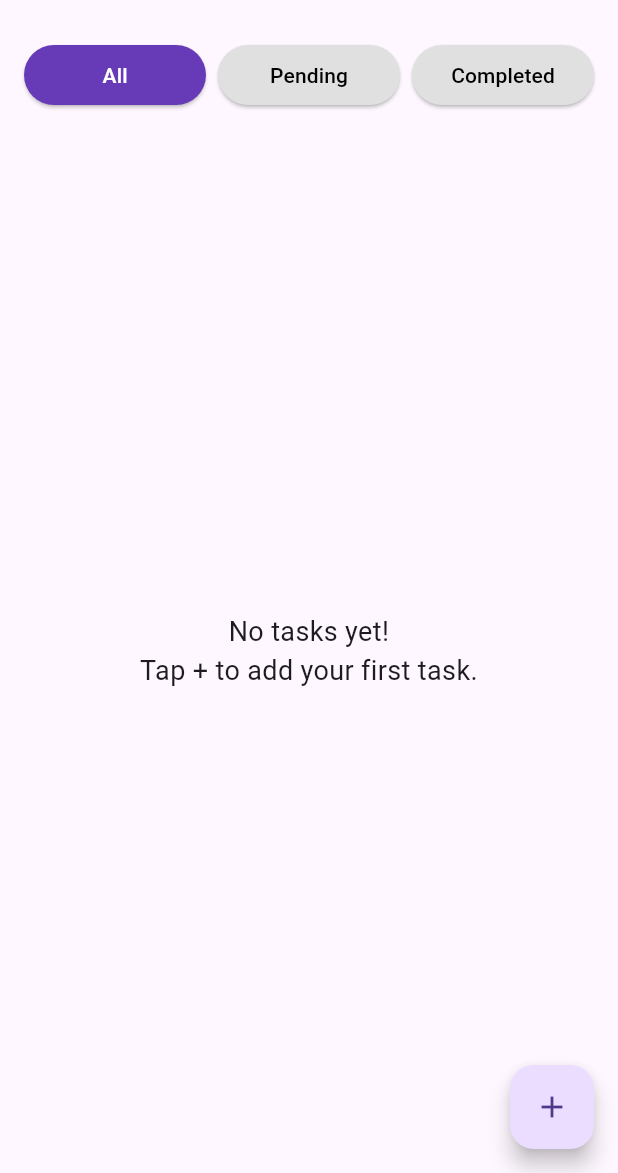
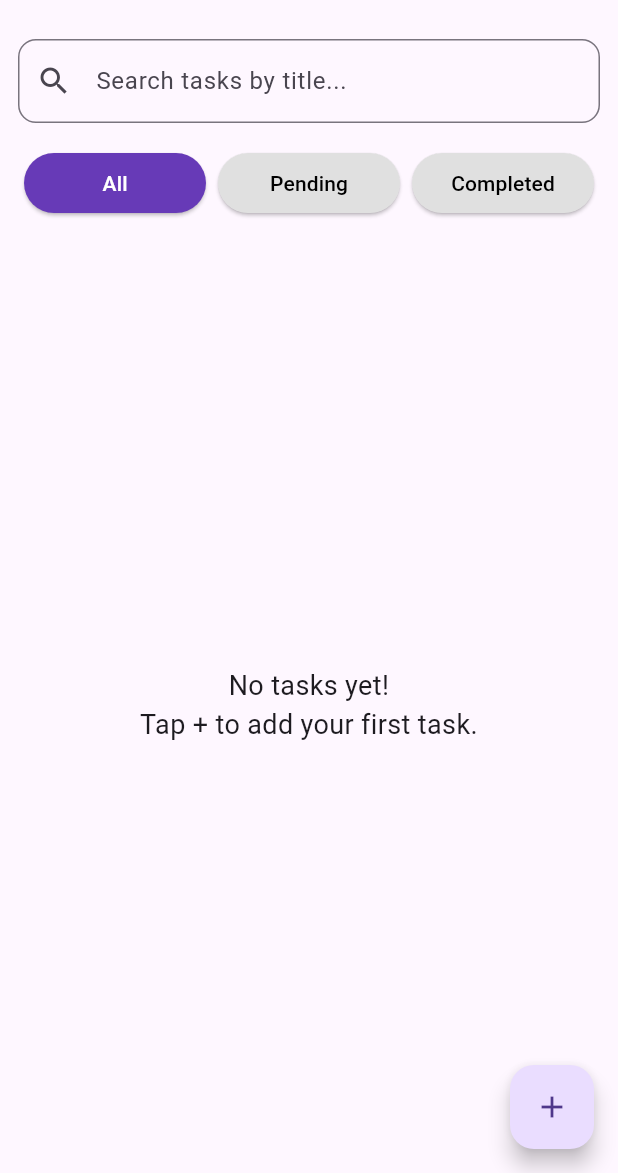
Before and after one commit to mayanksongade-byte/task-manager-app, a Flutter app: the screen it shows after launch, on a phone screen of 412 x 824 dp, the part 63-1236 px from its top. Run offline on Flutter 3.47's test engine with Material 3 defaults, Android fonts, the phone set to English and light mode, and no system bars; our stand-ins replace get, sqflite; accounts and stored records are empty.

Commit message:
feat: implement task title search with combined filters

```diff
--- a/lib/controllers/task_controller.dart
+++ b/lib/controllers/task_controller.dart
@@ -58,23 +58,36 @@ class TaskController extends GetxController {
   // Stores the currently selected filter.
   var selectedFilter = 'All'.obs;
 
-  // Returns tasks according to the selected filter.
+  // Stores the text entered in the search box.
+  var searchQuery = ''.obs;
+
+  // Returns tasks based on the selected filter and search text.
   List<TaskModel> get filteredTasks {
-    // Show every task.
-    if (selectedFilter.value == 'All') {
-      return tasks;
+
+    // Start with all tasks.
+    List<TaskModel> result = tasks;
+
+    // If Pending is selected, keep only pending tasks.
+    if (selectedFilter.value == 'Pending') {
+      result = result.where((task) => !task.isCompleted).toList();
     }
 
-    // Show only pending tasks.
-    if (selectedFilter.value == 'Pending') {
-      return tasks.where((task) => !task.isCompleted).toList();
+    // If Completed is selected, keep only completed tasks.
+    else if (selectedFilter.value == 'Completed') {
+      result = result.where((task) => task.isCompleted).toList();
     }
 
-    // Show only completed tasks.
-    if (selectedFilter.value == 'Completed') {
-      return tasks.where((task) => task.isCompleted).toList();
+    // Get the search text and convert it to lowercase.
+    final query = searchQuery.value.trim().toLowerCase();
+
+    // If the user entered something, search inside task titles.
+    if (query.isNotEmpty) {
+      result = result.where((task) {
+        return task.title.toLowerCase().contains(query);
+      }).toList();
     }
 
-    return tasks;
+    // Return the final filtered and searched task list.
+    return result;
   }
 }
--- a/lib/screens/home_screen.dart
+++ b/lib/screens/home_screen.dart
@@ -42,9 +42,27 @@ class _HomeScreenState extends State<HomeScreen> {
 
         return Column(
           children: [
+            // Search box for finding tasks by title.
+            Padding(
+              padding: const EdgeInsets.fromLTRB(12, 12, 12, 4),
+              child: TextField(
+                onChanged: (value) {
+                  controller.searchQuery.value = value;
+                },
+                decoration: InputDecoration(
+                  hintText: 'Search tasks by title...',
+                  prefixIcon: const Icon(Icons.search),
+                  border: OutlineInputBorder(
+                    borderRadius: BorderRadius.circular(12),
+                  ),
+                ),
+              ),
+            ),
+
             // Display All, Pending and Completed buttons.
             Padding(
               padding: const EdgeInsets.all(12),
+
               child: Row(
                 children: ['All', 'Pending', 'Completed'].map((filter) {
                   return Expanded(
```
